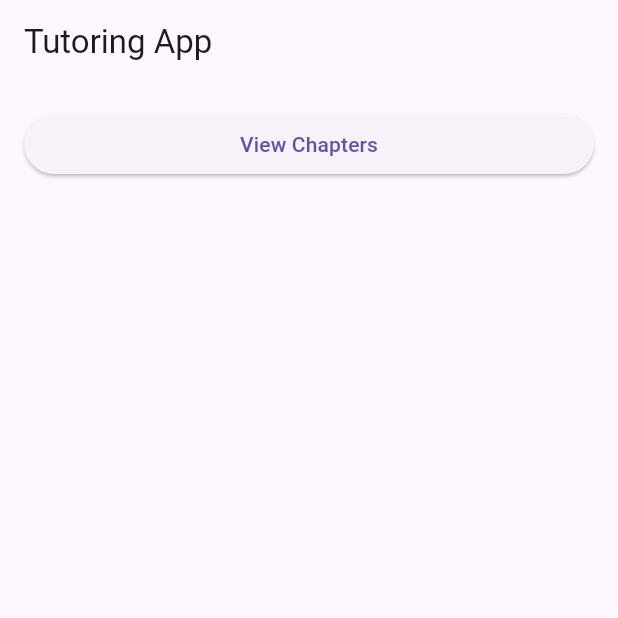
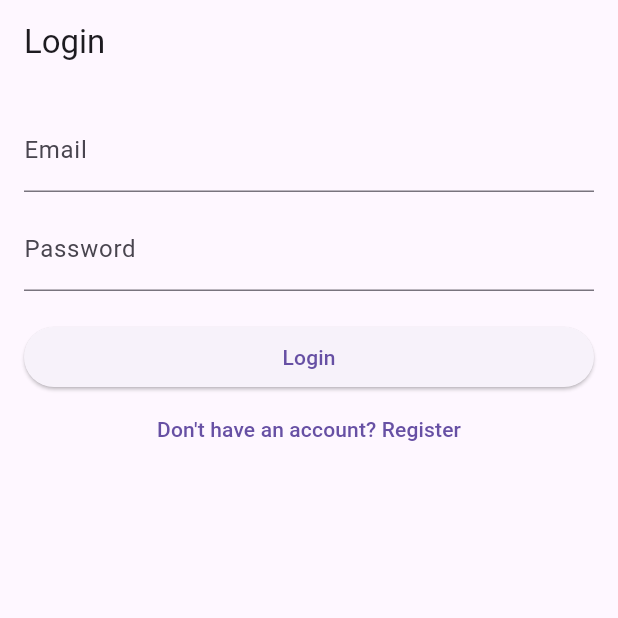
Before and after one commit to PakshalS/Tutoring_app_for_blind, a Flutter app: the screen it shows after launch, on a phone screen of 412 x 824 dp, the top half of it. Run offline on Flutter 3.47's test engine with Material 3 defaults, Android fonts, the phone set to English and light mode, and no system bars; our stand-ins replace cloud_firestore, firebase_auth, firebase_core, flutter_tts, permission_handler, speech_to_text; accounts and stored records are empty.

Commit message:
Added Authentication
this includes email/pass login and register with firestore database

```diff
--- a/frontend/lib/main.dart
+++ b/frontend/lib/main.dart
@@ -26,7 +26,7 @@
 //for data population
 
 import 'package:flutter/material.dart';
-import 'screens/home_page.dart';
+import 'package:frontend/screens/auth/login_page.dart';
 import 'package:firebase_core/firebase_core.dart';
 
 void main() async {
@@ -46,7 +46,7 @@ class MyApp extends StatelessWidget {
       theme: ThemeData(
         primarySwatch: Colors.blue,
       ),
-      home: const HomePage(),
+      home: const LoginPage(),
     );
   }
 }
--- /dev/null
+++ b/frontend/lib/screens/auth/login_page.dart
@@ -0,0 +1,80 @@
+import 'package:flutter/material.dart';
+import '../../services/auth_service.dart';
+import '../home_page.dart';
+import 'register_page.dart';
+
+class LoginPage extends StatefulWidget {
+  const LoginPage({Key? key}) : super(key: key);
+
+  @override
+  _LoginPageState createState() => _LoginPageState();
+}
+
+class _LoginPageState extends State<LoginPage> {
+  final AuthService _authService = AuthService();
+  final TextEditingController _emailController = TextEditingController();
+  final TextEditingController _passwordController = TextEditingController();
+
+  void _login() async {
+    final email = _emailController.text.trim();
+    final password = _passwordController.text.trim();
+
+    if (email.isEmpty || password.isEmpty) {
+      ScaffoldMessenger.of(context).showSnackBar(
+        const SnackBar(content: Text("Email and Password cannot be empty")),
+      );
+      return;
+    }
+
+    final user = await _authService.signInWithEmailAndPassword(email, password);
+    if (user != null) {
+      Navigator.pushReplacement(
+        context,
+        MaterialPageRoute(builder: (context) => HomePage()),
+      );
+    } else {
+      ScaffoldMessenger.of(context).showSnackBar(
+        const SnackBar(content: Text("Login failed")),
+      );
+    }
+  }
+
+  @override
+  Widget build(BuildContext context) {
+    return Scaffold(
+      appBar: AppBar(title: const Text("Login")),
+      body: Padding(
+        padding: const EdgeInsets.all(16.0),
+        child: Column(
+          crossAxisAlignment: CrossAxisAlignment.stretch,
+          children: [
+            TextField(
+              controller: _emailController,
+              decoration: const InputDecoration(labelText: "Email"),
+            ),
+            const SizedBox(height: 10),
+            TextField(
+              controller: _passwordController,
+              decoration: const InputDecoration(labelText: "Password"),
+              obscureText: true,
+            ),
+            const SizedBox(height: 20),
+            ElevatedButton(
+              onPressed: _login,
+              child: const Text("Login"),
+            ),
+            TextButton(
+              onPressed: () {
+                Navigator.push(
+                  context,
+                  MaterialPageRoute(builder: (context) => const RegisterPage()),
+                );
+              },
+              child: const Text("Don't have an account? Register"),
+            ),
+          ],
+        ),
+      ),
+    );
+  }
+}
--- a/frontend/lib/screens/chapter_detail_page.dart
+++ b/frontend/lib/screens/chapter_detail_page.dart
@@ -49,7 +49,7 @@ class ChapterDetailPage extends StatelessWidget {
                   if (sections != null)
                     ...sections.entries.map((entry) {
                       return SectionWidget(section: entry.value);
-                    }).toList(),
+                    }),
                   if (exercises != null) ExerciseWidget(exercises: exercises),
                 ],
               ),
--- /dev/null
+++ b/frontend/lib/services/auth_service.dart
@@ -0,0 +1,49 @@
+import 'package:firebase_auth/firebase_auth.dart';
+
+class AuthService {
+  final FirebaseAuth _auth = FirebaseAuth.instance;
+
+  // Register user
+  Future<User?> registerWithEmailAndPassword(
+      String email, String password) async {
+    try {
+      UserCredential result = await _auth.createUserWithEmailAndPassword(
+        email: email,
+        password: password,
+      );
+      return result.user;
+    } catch (e) {
+      print(e.toString());
+      return null;
+    }
+  }
+
+  // Sign in user
+  Future<User?> signInWithEmailAndPassword(
+      String email, String password) async {
+    try {
+      UserCredential result = await _auth.signInWithEmailAndPassword(
+        email: email,
+        password: password,
+      );
+      return result.user;
+    } catch (e) {
+      print(e.toString());
+      return null;
+    }
+  }
+
+  // Sign out
+  Future<void> signOut() async {
+    try {
+      await _auth.signOut();
+    } catch (e) {
+      print(e.toString());
+    }
+  }
+
+  // Get current user
+  User? get currentUser {
+    return _auth.currentUser;
+  }
+}
--- a/frontend/lib/services/homepage.dart
+++ b/frontend/lib/services/homepage.dart
@@ -64,13 +64,13 @@ class ChapterListPage extends StatelessWidget {
             .get(),
         builder: (context, AsyncSnapshot<QuerySnapshot> snapshot) {
           if (snapshot.connectionState == ConnectionState.waiting) {
-            return Center(child: CircularProgressIndicator());
+            return const Center(child: CircularProgressIndicator());
           }
           if (snapshot.hasError) {
             return Center(child: Text("Error: ${snapshot.error}"));
           }
           if (!snapshot.hasData || snapshot.data!.docs.isEmpty) {
-            return Center(child: Text("No chapters available"));
+            return const Center(child: Text("No chapters available"));
           }
 
           var chapters = snapshot.data!.docs;
--- a/frontend/lib/widgets/exercise_widget.dart
+++ b/frontend/lib/widgets/exercise_widget.dart
@@ -27,7 +27,7 @@ class ExerciseWidget extends StatelessWidget {
                   padding: const EdgeInsets.symmetric(vertical: 4.0),
                   child: Text("- Q: ${question['question']}"),
                 );
-              }).toList(),
+              }),
           ],
         ),
       ),
--- a/frontend/lib/widgets/section_widget.dart
+++ b/frontend/lib/widgets/section_widget.dart
@@ -65,7 +65,7 @@ class SectionWidget extends StatelessWidget {
                     ],
                   ),
                 );
-              }).toList(),
+              }),
           ],
         ),
       ),
--- a/frontend/pubspec.yaml
+++ b/frontend/pubspec.yaml
@@ -35,6 +35,7 @@ dependencies:
   permission_handler: ^11.3.1
   firebase_core: ^3.6.0
   cloud_firestore: ^5.5.0
+  firebase_auth: ^5.3.3
 
 
   # The following adds the Cupertino Icons font to your application.
```
Also changed, not shown: frontend/lib/screens/auth/register_page.dart (added, +84 -0 lines), frontend/lib/screens/home_page.dart (+19 -3 lines), frontend/pubspec.lock, 4 other files.
